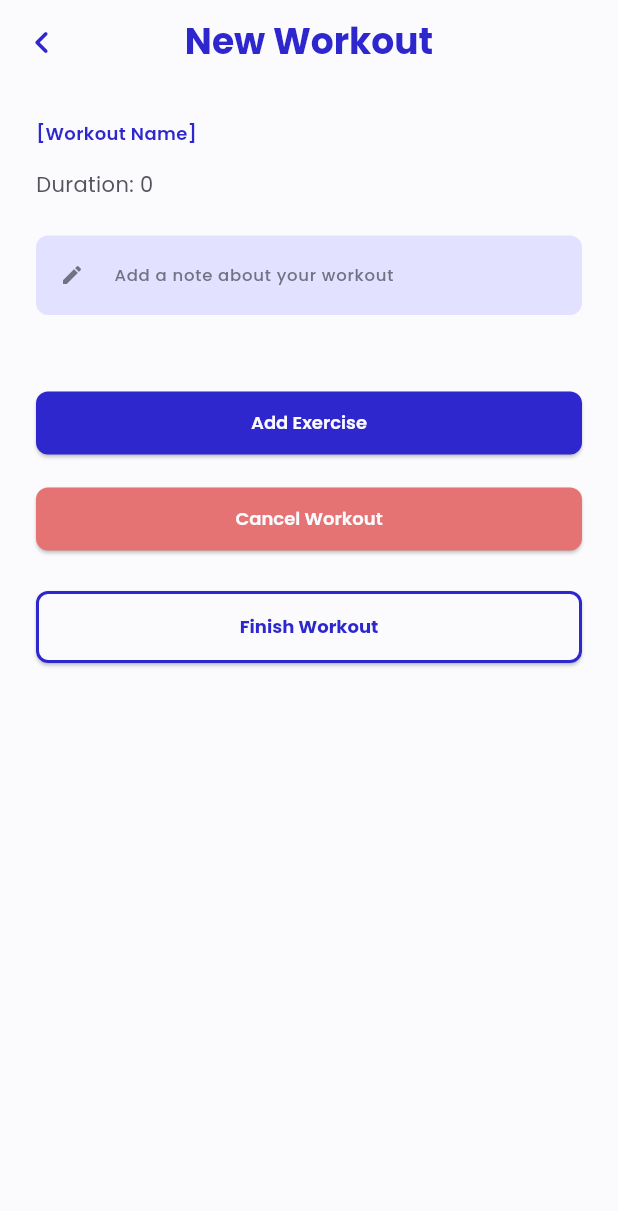
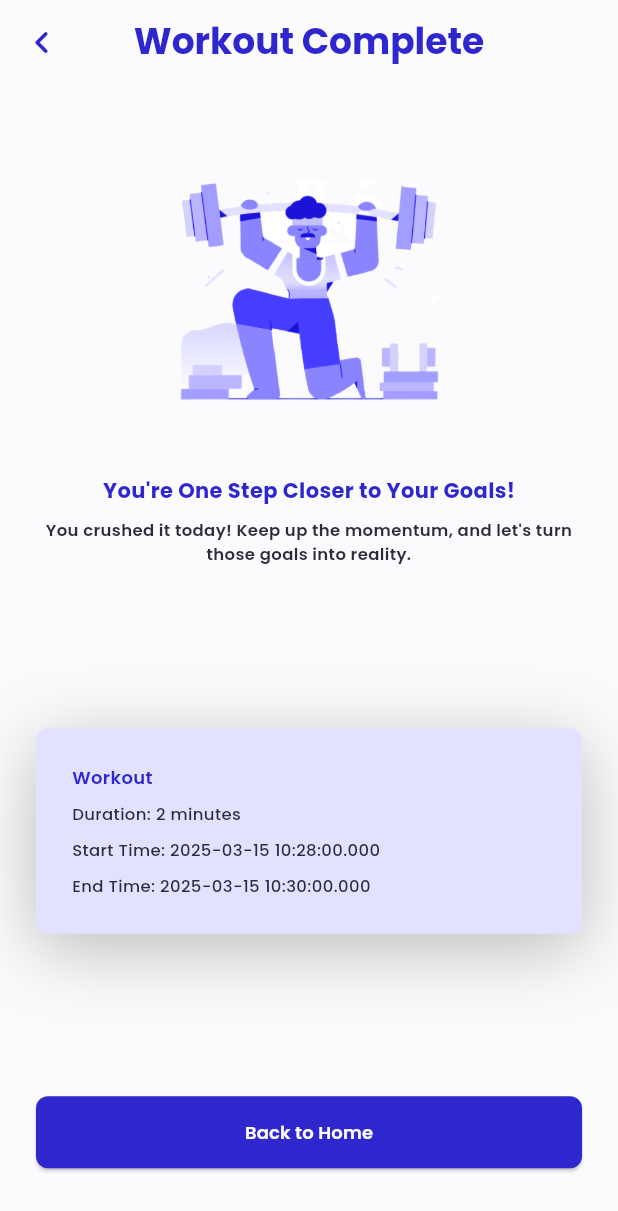
Before and after one commit to Qoqqa/heronfit, a Flutter app: the StartNewWorkoutWidget screen opened directly, after a tap on "Finish Workout", on a phone screen of 412 x 824 dp. Shown: the top 1211 px of the screen. Run offline on Flutter 3.47's test engine with Material 3 defaults, Android fonts, the light colour scheme and no system bars; our stand-ins replace cached_network_image, flutter_animate, flutter_dotenv, flutter_spinkit, font_awesome_flutter, google_fonts and 4 more; missing offline and left inert: flutterflow_ui; accounts and stored records are empty.

Commit message:
Add WorkoutComplete screen

```diff
--- /dev/null
+++ b/lib/controllers/workout_complete_controller.dart
@@ -0,0 +1,15 @@
+import 'package:heronfit/models/workout_complete_model.dart';
+
+class WorkoutCompleteController {
+  final WorkoutCompleteModel model;
+
+  WorkoutCompleteController(this.model);
+
+  String get workoutName => model.workoutName;
+
+  Duration get workoutDuration => model.workoutDuration;
+
+  DateTime get startTime => model.startTime;
+
+  DateTime get endTime => model.endTime;
+}
--- a/lib/core/theme.dart
+++ b/lib/core/theme.dart
@@ -42,6 +42,7 @@ class HeronFitTheme {
   static const Color error = Color(0xFFE57373);
   static const Color warning = Color(0xFFFFB74D);
   static const Color info = Color(0xFF4FC3F7);
+  static const Color dropShadow = Colors.black26;
 
   // ✅ Typography (Material Design 3)
   static final TextTheme textTheme = TextTheme(
--- /dev/null
+++ b/lib/models/workout_complete_model.dart
@@ -0,0 +1,15 @@
+class WorkoutCompleteModel {
+  final String workoutId;
+  final DateTime startTime;
+  final DateTime endTime;
+  final String workoutName;
+
+  WorkoutCompleteModel({
+    required this.workoutId,
+    required this.startTime,
+    required this.endTime,
+    required this.workoutName,
+  });
+
+  Duration get workoutDuration => endTime.difference(startTime);
+}
--- a/lib/views/workout/start_new_workout_widget.dart
+++ b/lib/views/workout/start_new_workout_widget.dart
@@ -4,7 +4,7 @@ import 'package:heronfit/controllers/start_new_workout_controller.dart';
 import 'package:heronfit/models/exercise_model.dart';
 import 'package:heronfit/models/workout_model.dart';
 import 'package:heronfit/views/workout/add_exercise_screen.dart';
-// import 'package:heronfit/views/workout/workout_complete_widget.dart';
+import 'package:heronfit/views/workout/workout_complete_widget.dart';
 import 'package:heronfit/views/workout/workout_widget.dart';
 import 'package:heronfit/core/theme.dart';
 import 'package:flutter/services.dart'; // Import for input formatting
@@ -232,8 +232,17 @@ class _StartNewWorkoutWidgetState extends State<StartNewWorkoutWidget> {
                 const SizedBox(height: 24.0),
                 ElevatedButton(
                   onPressed: () {
-                    // Navigator.pushNamed(context, WorkoutCompleteWidget.routeName,
-                    //     arguments: widget.workoutID);
+                    Navigator.push(
+                      context,
+                      MaterialPageRoute(
+                        builder: (context) => WorkoutCompleteWidget(
+                          workoutId: widget.workoutID?.id ?? '',
+                          startTime: DateTime.now().subtract(Duration(minutes: _controller.duration)),
+                          endTime: DateTime.now(),
+                          workoutName: widget.workoutID?.name ?? 'Workout',
+                        ),
+                      ),
+                    );
                   },
                   style: ElevatedButton.styleFrom(
                     minimumSize: const Size(double.infinity, 48.0),
--- /dev/null
+++ b/lib/views/workout/workout_complete_widget.dart
@@ -0,0 +1,204 @@
+import 'package:flutter/material.dart';
+import 'package:heronfit/controllers/workout_complete_controller.dart';
+import 'package:heronfit/models/workout_complete_model.dart';
+import 'package:heronfit/core/theme.dart';
+
+class WorkoutCompleteWidget extends StatefulWidget {
+  final String workoutId;
+  final DateTime startTime;
+  final DateTime endTime;
+  final String workoutName;
+
+  const WorkoutCompleteWidget({
+    Key? key,
+    required this.workoutId,
+    required this.startTime,
+    required this.endTime,
+    required this.workoutName,
+  }) : super(key: key);
+
+  static String routeName = 'WorkoutComplete';
+  static String routePath = '/workoutComplete';
+
+  @override
+  WorkoutCompleteWidgetState createState() => WorkoutCompleteWidgetState();
+}
+
+class WorkoutCompleteWidgetState extends State<WorkoutCompleteWidget> {
+  late WorkoutCompleteController _controller;
+
+  @override
+  void initState() {
+    super.initState();
+    final model = WorkoutCompleteModel(
+      workoutId: widget.workoutId,
+      startTime: widget.startTime,
+      endTime: widget.endTime,
+      workoutName: widget.workoutName,
+    );
+    _controller = WorkoutCompleteController(model);
+  }
+
+  @override
+  Widget build(BuildContext context) {
+    return Scaffold(
+      appBar: AppBar(
+        backgroundColor: HeronFitTheme.bgLight,
+        automaticallyImplyLeading: false,
+        leading: IconButton(
+          icon: Icon(
+            Icons.chevron_left_rounded,
+            color: HeronFitTheme.primary,
+            size: 30.0,
+          ),
+          onPressed: () {
+            Navigator.of(context).pop();
+          },
+        ),
+        title: Text(
+          'Workout Complete',
+          style: HeronFitTheme.textTheme.headlineSmall?.copyWith(
+            color: HeronFitTheme.primary,
+            fontWeight: FontWeight.bold,
+          ),
+        ),
+        centerTitle: true,
+        elevation: 0.0,
+      ),
+      backgroundColor: HeronFitTheme.bgLight,
+      body: SafeArea(
+        top: true,
+        child: Padding(
+          padding: const EdgeInsets.all(24.0),
+          child: Column(
+            mainAxisSize: MainAxisSize.max,
+            children: [
+              Expanded(
+                child: Column(
+                  mainAxisSize: MainAxisSize.max,
+                  mainAxisAlignment: MainAxisAlignment.spaceAround,
+                  children: [
+                    Column(
+                      mainAxisSize: MainAxisSize.max,
+                      children: [
+                        Align(
+                          alignment: AlignmentDirectional(0.0, 0.0),
+                          child: Container(
+                            width: double.infinity,
+                            height: 200.0,
+                            decoration: BoxDecoration(
+                              borderRadius: BorderRadius.circular(8.0),
+                            ),
+                            child: ClipRRect(
+                              borderRadius: BorderRadius.circular(8.0),
+                              child: Image.asset(
+                                'assets/images/workout_complete.png',
+                                width: 200.0,
+                                height: 200.0,
+                                fit: BoxFit.contain,
+                              ),
+                            ),
+                          ),
+                        ),
+                        const SizedBox(height: 16.0),
+                        Text(
+                          'You\'re One Step Closer to Your Goals!',
+                          style: HeronFitTheme.textTheme.titleSmall?.copyWith(
+                            color: HeronFitTheme.primary,
+                            fontWeight: FontWeight.bold,
+                          ),
+                        ),
+                        const SizedBox(height: 8.0),
+                        Text(
+                          'You crushed it today! Keep up the momentum, and let\'s turn those goals into reality.',
+                          textAlign: TextAlign.center,
+                          style: HeronFitTheme.textTheme.labelSmall?.copyWith(
+                            color: HeronFitTheme.textPrimary,
+                            fontWeight: FontWeight.w600,
+                          ),
+                        ),
+                      ],
+                    ),
+                    const SizedBox(height: 24.0),
+                    Container(
+                      width: double.infinity,
+                      decoration: BoxDecoration(
+                        color: HeronFitTheme.bgSecondary,
+                        boxShadow: [
+                          BoxShadow(
+                            blurRadius: 40.0,
+                            color: HeronFitTheme.dropShadow,
+                            offset: const Offset(0.0, 10.0),
+                          ),
+                        ],
+                        borderRadius: BorderRadius.circular(8.0),
+                      ),
+                      child: Padding(
+                        padding: const EdgeInsets.all(24.0),
+                        child: Column(
+                          mainAxisSize: MainAxisSize.max,
+                          crossAxisAlignment: CrossAxisAlignment.start,
+                          children: [
+                            Text(
+                              _controller.workoutName,
+                              style: HeronFitTheme.textTheme.labelMedium?.copyWith(
+                                color: HeronFitTheme.primary,
+                                fontWeight: FontWeight.w600,
+                              ),
+                            ),
+                            const SizedBox(height: 8.0),
+                            Text(
+                              'Duration: ${_controller.workoutDuration.inMinutes} minutes',
+                              style: HeronFitTheme.textTheme.labelSmall?.copyWith(
+                                color: HeronFitTheme.textPrimary,
+                              ),
+                            ),
+                            const SizedBox(height: 8.0),
+                            Text(
+                              'Start Time: ${_controller.startTime}',
+                              style: HeronFitTheme.textTheme.labelSmall?.copyWith(
+                                color: HeronFitTheme.textPrimary,
+                              ),
+                            ),
+                            const SizedBox(height: 8.0),
+                            Text(
+                              'End Time: ${_controller.endTime}',
+                              style: HeronFitTheme.textTheme.labelSmall?.copyWith(
+                                color: HeronFitTheme.textPrimary,
+                              ),
+                            ),
+                          ],
+                        ),
+                      ),
+                    ),
+                    const SizedBox(height: 24.0),
+                    ElevatedButton(
+                      onPressed: () {
+                        Navigator.pushNamed(context, '/home');
+                      },
+                      style: ElevatedButton.styleFrom(
+                        minimumSize: const Size(double.infinity, 48.0),
+                        backgroundColor: HeronFitTheme.primary,
+                        padding: const EdgeInsets.symmetric(vertical: 12.0),
+                        shape: RoundedRectangleBorder(
+                          borderRadius: BorderRadius.circular(8.0),
+                        ),
+                      ),
+                      child: Text(
+                        'Back to Home',
+                        style: HeronFitTheme.textTheme.labelMedium?.copyWith(
+                          color: HeronFitTheme.bgLight,
+                          fontWeight: FontWeight.w600,
+                        ),
+                      ),
+                    ),
+                  ],
+                ),
+              ),
+            ],
+          ),
+        ),
+      ),
+    );
+  }
+}
--- a/pubspec.yaml
+++ b/pubspec.yaml
@@ -78,6 +78,7 @@ flutter:
     - assets/images/logo_heronfit.png
     - assets/images/logotype_heronfit.png
     - assets/images/onboarding_hero.png
+    - assets/images/workout_complete.png
   # An image asset can refer to one or more resolution-specific "variants", see
   # https://flutter.dev/to/resolution-aware-images
 
```
Also changed, not shown: assets/images/workout_complete.png (added).
